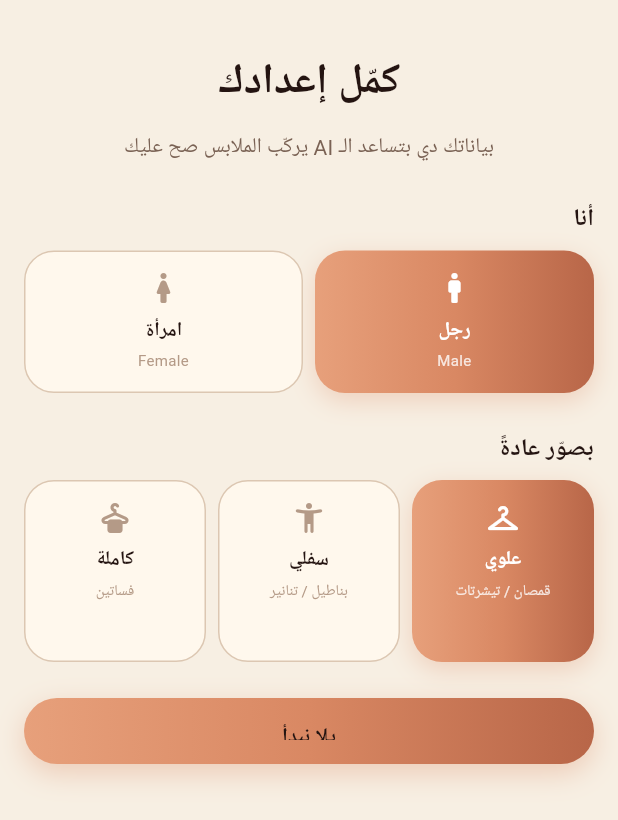
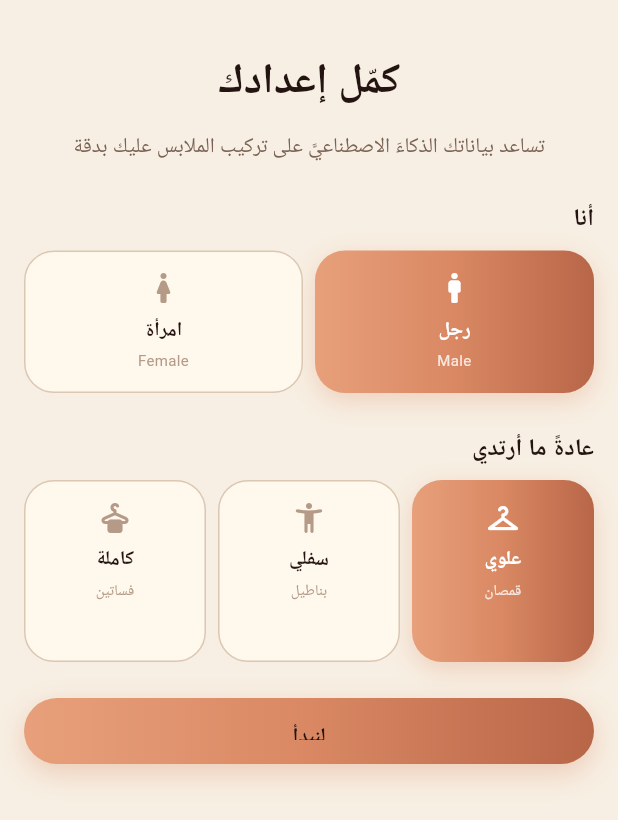
Before and after one commit to AhmedAljamal15/look-on-app, a Flutter app: the LanguageSelectScreen screen opened by its route, after a tap on "العربية", on a phone screen of 412 x 824 dp. Shown: the top 820 px of the screen. Run offline on Flutter 3.47's test engine with Material 3 defaults, Android fonts, the phone set to English and light mode, and no system bars; drawn by our look-alikes of flutter_animate; our stand-ins replace cached_network_image, cloud_firestore, connectivity_plus, dio, equatable, firebase_auth and 14 more; accounts and stored records are empty; generated files the repository leaves out were written again; network calls fail; Roboto replaces fonts that are missing (Tajawal).

Commit message:
Fix language_select_screen

```diff
--- a/lib/features/onboarding/presentation/screens/language_select_screen.dart
+++ b/lib/features/onboarding/presentation/screens/language_select_screen.dart
@@ -3,6 +3,7 @@ import 'package:flutter_animate/flutter_animate.dart';
 import 'package:flutter_riverpod/flutter_riverpod.dart';
 import 'package:go_router/go_router.dart';
 import '../../../../core/localization/locale_provider.dart';
+import '../../../../core/localization/app_strings.dart';
 import '../../../../core/router/app_routes.dart';
 import '../../../../core/theme/app_colors.dart';
 import '../../../../core/theme/app_spacing.dart';
@@ -22,7 +23,6 @@ class LanguageSelectScreen extends ConsumerStatefulWidget {
 }
 
 class _LanguageSelectScreenState extends ConsumerState<LanguageSelectScreen> {
-  // Step 1 = language, Step 2 = gender + category
   int _step = 1;
   String _gender = 'male';
   String _category = 'tops';
@@ -39,11 +39,9 @@ class _LanguageSelectScreenState extends ConsumerState<LanguageSelectScreen> {
     if (_saving) return;
     setState(() => _saving = true);
 
-    // حفظ اللغة
     await ref.read(languageChoiceLocalSourceProvider).markChosen();
     ref.read(languageChosenProvider.notifier).state = true;
 
-    // حفظ الجنس والـ category — دول بيانات حقيقية بتأثر على الـ AI
     await ref.read(preferencesLocalSourceProvider).save(
           gender: _gender,
           defaultCategory: _category,
@@ -63,11 +61,11 @@ class _LanguageSelectScreenState extends ConsumerState<LanguageSelectScreen> {
         child: AnimatedSwitcher(
           duration: const Duration(milliseconds: 350),
           child: _step == 1
-              ? _LanguageStep(
+              ? LanguageStep(
                   key: const ValueKey('lang'),
                   onChoose: _confirmLanguage,
                 )
-              : _PreferencesStep(
+              : PreferencesStep(
                   key: const ValueKey('prefs'),
                   gender: _gender,
                   category: _category,
@@ -85,10 +83,10 @@ class _LanguageSelectScreenState extends ConsumerState<LanguageSelectScreen> {
 // ─────────────────────────────────────────────
 // الخطوة 1: اختيار اللغة
 // ─────────────────────────────────────────────
-class _LanguageStep extends StatelessWidget {
+class LanguageStep extends StatelessWidget {
   final ValueChanged<Locale> onChoose;
 
-  const _LanguageStep({super.key, required this.onChoose});
+  const LanguageStep({super.key, required this.onChoose});
 
   @override
   Widget build(BuildContext context) {
@@ -102,23 +100,19 @@ class _LanguageStep extends StatelessWidget {
         mainAxisAlignment: MainAxisAlignment.center,
         children: [
           const Spacer(),
-          ResponsiveSizedBox(
+          const ResponsiveSizedBox(
             mobileWidth: 80,
             mobileHeight: 80,
             tabletWidth: 120,
             tabletHeight: 120,
             desktopWidth: 150,
             desktopHeight: 150,
-            child: const AppLogo(fontSize: 40),
+            child: AppLogo(fontSize: 40),
           ).animate().fadeIn(duration: 400.ms),
           SizedBox(
-            height: context.responsiveGap(
-              mobile: 8,
-              tablet: 12,
-              desktop: 16,
-            ),
+            height: context.responsiveGap(mobile: 8, tablet: 12, desktop: 16),
           ),
-          ResponsiveText(
+          const ResponsiveText(
             'Choose your language  ·  اختار لغتك',
             textAlign: TextAlign.center,
             mobileFontSize: 14,
@@ -127,26 +121,20 @@ class _LanguageStep extends StatelessWidget {
             color: AppColors.textTertiary,
           ).animate().fadeIn(delay: 120.ms),
           SizedBox(
-            height: context.responsiveGap(
-              mobile: 32,
-              tablet: 48,
-              desktop: 64,
-            ),
+            height:
+                context.responsiveGap(mobile: 32, tablet: 48, desktop: 64),
           ),
-          _LanguageCard(
+          LanguageCard(
             label: 'العربية',
             subLabel: 'Arabic',
             icon: Icons.translate_rounded,
             onTap: () => onChoose(const Locale('ar')),
           ).animate().fadeIn(delay: 200.ms).slideY(begin: 0.08, end: 0),
           SizedBox(
-            height: context.responsiveGap(
-              mobile: 12,
-              tablet: 16,
-              desktop: 20,
-            ),
+            height:
+                context.responsiveGap(mobile: 12, tablet: 16, desktop: 20),
           ),
-          _LanguageCard(
+          LanguageCard(
             label: 'English',
             subLabel: 'الإنجليزية',
             icon: Icons.language_rounded,
@@ -162,7 +150,7 @@ class _LanguageStep extends StatelessWidget {
 // ─────────────────────────────────────────────
 // الخطوة 2: اختيار الجنس والـ category
 // ─────────────────────────────────────────────
-class _PreferencesStep extends StatelessWidget {
+class PreferencesStep extends StatelessWidget {
   final String gender;
   final String category;
   final bool saving;
@@ -170,7 +158,7 @@ class _PreferencesStep extends StatelessWidget {
   final ValueChanged<String> onCategoryChanged;
   final VoidCallback onFinish;
 
-  const _PreferencesStep({
+  const PreferencesStep({
     super.key,
     required this.gender,
     required this.category,
@@ -195,13 +183,10 @@ class _PreferencesStep extends StatelessWidget {
           children: [
             SizedBox(
               height: context.responsiveGap(
-                mobile: 20,
-                tablet: 32,
-                desktop: 40,
-              ),
+                  mobile: 20, tablet: 32, desktop: 40),
             ),
             ResponsiveText(
-              'كمّل إعدادك',
+              context.tr('complete_your_setup'),
               mobileFontSize: 28,
               tabletFontSize: 32,
               desktopFontSize: 36,
@@ -209,14 +194,11 @@ class _PreferencesStep extends StatelessWidget {
               textAlign: TextAlign.center,
             ).animate().fadeIn(),
             SizedBox(
-              height: context.responsiveGap(
-                mobile: 8,
-                tablet: 12,
-                desktop: 16,
-              ),
+              height:
+                  context.responsiveGap(mobile: 8, tablet: 12, desktop: 16),
             ),
             ResponsiveText(
-              'بياناتك دي بتساعد الـ AI يركّب الملابس صح عليك',
+              context.tr('preferences_hint'),
               mobileFontSize: 14,
               tabletFontSize: 16,
               desktopFontSize: 18,
@@ -225,33 +207,27 @@ class _PreferencesStep extends StatelessWidget {
             ).animate().fadeIn(delay: 80.ms),
             SizedBox(
               height: context.responsiveGap(
-                mobile: 24,
-                tablet: 32,
-                desktop: 40,
-              ),
+                  mobile: 24, tablet: 32, desktop: 40),
             ),
 
             // ── اختيار الجنس ──
             ResponsiveText(
-              'أنا',
+              context.tr('i_am_label'),
               mobileFontSize: 16,
               tabletFontSize: 18,
               desktopFontSize: 20,
               fontWeight: FontWeight.bold,
             ).animate().fadeIn(delay: 140.ms),
             SizedBox(
-              height: context.responsiveGap(
-                mobile: 8,
-                tablet: 12,
-                desktop: 16,
-              ),
+              height:
+                  context.responsiveGap(mobile: 8, tablet: 12, desktop: 16),
             ),
             Row(
               children: [
                 Expanded(
-                  child: _SelectionCard(
+                  child: SelectionCard(
                     icon: Icons.man_rounded,
-                    label: 'رجل',
+                    label: context.tr('gender_male'),
                     subLabel: 'Male',
                     isSelected: gender == 'male',
                     onTap: () => onGenderChanged('male'),
@@ -259,15 +235,12 @@ class _PreferencesStep extends StatelessWidget {
                 ),
                 SizedBox(
                   width: context.responsiveGap(
-                    mobile: 8,
-                    tablet: 12,
-                    desktop: 16,
-                  ),
+                      mobile: 8, tablet: 12, desktop: 16),
                 ),
                 Expanded(
-                  child: _SelectionCard(
+                  child: SelectionCard(
                     icon: Icons.woman_rounded,
-                    label: 'امرأة',
+                    label: context.tr('gender_female'),
                     subLabel: 'Female',
                     isSelected: gender == 'female',
                     onTap: () => onGenderChanged('female'),
@@ -277,26 +250,20 @@ class _PreferencesStep extends StatelessWidget {
             ).animate().fadeIn(delay: 180.ms).slideY(begin: 0.05, end: 0),
             SizedBox(
               height: context.responsiveGap(
-                mobile: 24,
-                tablet: 32,
-                desktop: 40,
-              ),
+                  mobile: 24, tablet: 32, desktop: 40),
             ),
 
             // ── اختيار الـ category المفضلة ──
             ResponsiveText(
-              'بصوّر عادةً',
+              context.tr('usually_wear_label'),
               mobileFontSize: 16,
               tabletFontSize: 18,
               desktopFontSize: 20,
               fontWeight: FontWeight.bold,
             ).animate().fadeIn(delay: 240.ms),
             SizedBox(
-              height: context.responsiveGap(
-                mobile: 8,
-                tablet: 12,
-                desktop: 16,
-              ),
+              height:
+                  context.responsiveGap(mobile: 8, tablet: 12, desktop: 16),
             ),
             ResponsiveGridView(
               itemCount: 3,
@@ -306,15 +273,9 @@ class _PreferencesStep extends StatelessWidget {
               tabletColumns: 3,
               desktopColumns: 3,
               mainAxisSpacing: context.responsiveGap(
-                mobile: 8,
-                tablet: 12,
-                desktop: 16,
-              ),
+                  mobile: 8, tablet: 12, desktop: 16),
               crossAxisSpacing: context.responsiveGap(
-                mobile: 8,
-                tablet: 12,
-                desktop: 16,
-              ),
+                  mobile: 8, tablet: 12, desktop: 16),
               itemBuilder: (context, index) {
                 const categories = ['tops', 'bottoms', 'one-pieces'];
                 const icons = [
@@ -322,14 +283,18 @@ class _PreferencesStep extends StatelessWidget {
                   Icons.accessibility_new_rounded,
                   Icons.dry_cleaning_rounded,
                 ];
-                const labels = ['علوي', 'سفلي', 'كاملة'];
-                const subLabels = [
-                  'قمصان / تيشرتات',
-                  'بناطيل / تنانير',
-                  'فساتين'
+                final labels = [
+                  context.tr('category_tops'),
+                  context.tr('category_bottoms'),
+                  context.tr('category_one_pieces_short'),
+                ];
+                final subLabels = [
+                  context.tr('category_tops_sub'),
+                  context.tr('category_bottoms_sub'),
+                  context.tr('category_one_pieces_sub'),
                 ];
 
-                return _SelectionCard(
+                return SelectionCard(
                   icon: icons[index],
                   label: labels[index],
                   subLabel: subLabels[index],
@@ -341,10 +306,7 @@ class _PreferencesStep extends StatelessWidget {
 
             SizedBox(
               height: context.responsiveGap(
-                mobile: 24,
-                tablet: 32,
-                desktop: 40,
-              ),
+                  mobile: 24, tablet: 32, desktop: 40),
             ),
 
             ResponsiveSizedBox(
@@ -352,7 +314,7 @@ class _PreferencesStep extends StatelessWidget {
               tabletHeight: 48,
               desktopHeight: 52,
               child: PrimaryButton(
-                label: 'يلا نبدأ',
+                label: context.tr('lets_go_short'),
                 isLoading: saving,
                 onPressed: onFinish,
               ),
@@ -360,10 +322,7 @@ class _PreferencesStep extends StatelessWidget {
 
             SizedBox(
               height: context.responsiveGap(
-                mobile: 12,
-                tablet: 16,
-                desktop: 20,
-              ),
+                  mobile: 12, tablet: 16, desktop: 20),
             ),
           ],
         ),
@@ -375,14 +334,15 @@ class _PreferencesStep extends StatelessWidget {
 // ─────────────────────────────────────────────
 // كارت اختيار عام (جنس أو category)
 // ─────────────────────────────────────────────
-class _SelectionCard extends StatelessWidget {
+class SelectionCard extends StatelessWidget {
   final IconData icon;
   final String label;
   final String subLabel;
   final bool isSelected;
   final VoidCallback onTap;
 
-  const _SelectionCard({
+  const SelectionCard({
+    super.key,
     required this.icon,
     required this.label,
     required this.subLabel,
@@ -398,16 +358,10 @@ class _SelectionCard extends StatelessWidget {
         duration: const Duration(milliseconds: 200),
         curve: Curves.easeOut,
         padding: EdgeInsets.symmetric(
-          vertical: context.responsiveDimension(
-            mobile: 12,
-            tablet: 16,
-            desktop: 20,
-          ),
-          horizontal: context.responsiveDimension(
-            mobile: 8,
-            tablet: 10,
-            desktop: 12,
-          ),
+          vertical:
+              context.responsiveDimension(mobile: 12, tablet: 16, desktop: 20),
+          horizontal:
+              context.responsiveDimension(mobile: 8, tablet: 10, desktop: 12),
         ),
         decoration: BoxDecoration(
           gradient: isSelected ? AppColors.primaryGradient : null,
@@ -432,18 +386,12 @@ class _SelectionCard extends StatelessWidget {
             Icon(
               icon,
               size: context.responsiveDimension(
-                mobile: 24,
-                tablet: 28,
-                desktop: 32,
-              ),
+                  mobile: 24, tablet: 28, desktop: 32),
               color: isSelected ? Colors.white : AppColors.textTertiary,
             ),
             SizedBox(
-              height: context.responsiveGap(
-                mobile: 6,
-                tablet: 8,
-                desktop: 10,
-              ),
+              height:
+                  context.responsiveGap(mobile: 6, tablet: 8, desktop: 10),
             ),
             ResponsiveText(
               label,
@@ -455,11 +403,8 @@ class _SelectionCard extends StatelessWidget {
               textAlign: TextAlign.center,
             ),
             SizedBox(
-              height: context.responsiveGap(
-                mobile: 2,
-                tablet: 3,
-                desktop: 4,
-              ),
+              height:
+                  context.responsiveGap(mobile: 2, tablet: 3, desktop: 4),
             ),
             ResponsiveText(
               subLabel,
@@ -481,15 +426,16 @@ class _SelectionCard extends StatelessWidget {
 }
 
 // ─────────────────────────────────────────────
-// Language Card - Responsive Version
+// Language Card
 // ─────────────────────────────────────────────
-class _LanguageCard extends StatelessWidget {
+class LanguageCard extends StatelessWidget {
   final String label;
   final String subLabel;
   final IconData icon;
   final VoidCallback onTap;
 
-  const _LanguageCard({
+  const LanguageCard({
+    super.key,
     required this.label,
     required this.subLabel,
     required this.icon,
@@ -498,11 +444,8 @@ class _LanguageCard extends StatelessWidget {
 
   @override
   Widget build(BuildContext context) {
-    final iconSize = context.responsiveDimension(
-      mobile: 44,
-      tablet: 52,
-      desktop: 60,
-    );
+    final iconSize =
+        context.responsiveDimension(mobile: 44, tablet: 52, desktop: 60);
 
     return Material(
       color: AppColors.inkElevated,
@@ -514,15 +457,9 @@ class _LanguageCard extends StatelessWidget {
           width: double.infinity,
           padding: EdgeInsets.symmetric(
             horizontal: context.responsiveDimension(
-              mobile: 16,
-              tablet: 24,
-              desktop: 32,
-            ),
+                mobile: 16, tablet: 24, desktop: 32),
             vertical: context.responsiveDimension(
-              mobile: 16,
-              tablet: 20,
-              desktop: 24,
-            ),
+                mobile: 16, tablet: 20, desktop: 24),
           ),
           decoration: BoxDecoration(
             borderRadius: BorderRadius.circular(AppRadius.lg),
@@ -546,19 +483,13 @@ class _LanguageCard extends StatelessWidget {
                     icon,
                     color: Colors.white,
                     size: context.responsiveDimension(
-                      mobile: 20,
-                      tablet: 24,
-                      desktop: 28,
-                    ),
+                        mobile: 20, tablet: 24, desktop: 28),
                   ),
                 ),
               ),
               SizedBox(
                 width: context.responsiveGap(
-                  mobile: 16,
-                  tablet: 20,
-                  desktop: 24,
-                ),
+                    mobile: 16, tablet: 20, desktop: 24),
               ),
               Expanded(
                 child: Column(
@@ -573,10 +504,7 @@ class _LanguageCard extends StatelessWidget {
                     ),
                     SizedBox(
                       height: context.responsiveGap(
-                        mobile: 2,
-                        tablet: 4,
-                        desktop: 6,
-                      ),
+                          mobile: 2, tablet: 4, desktop: 6),
                     ),
                     ResponsiveText(
                       subLabel,
@@ -591,10 +519,7 @@ class _LanguageCard extends StatelessWidget {
               Icon(
                 Icons.arrow_forward_ios_rounded,
                 size: context.responsiveDimension(
-                  mobile: 16,
-                  tablet: 18,
-                  desktop: 20,
-                ),
+                    mobile: 16, tablet: 18, desktop: 20),
                 color: AppColors.textTertiary,
               ),
             ],
```
Also changed, not shown: lib/core/localization/app_strings.dart (+27 -22 lines), lib/core/localization/locale_provider.dart (+30 -6 lines).
